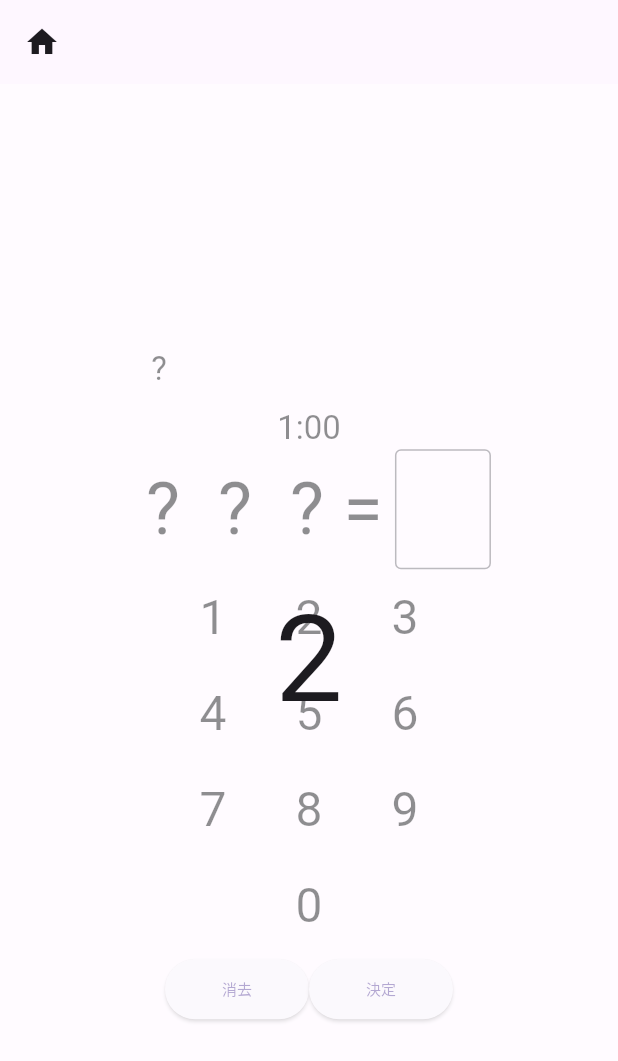
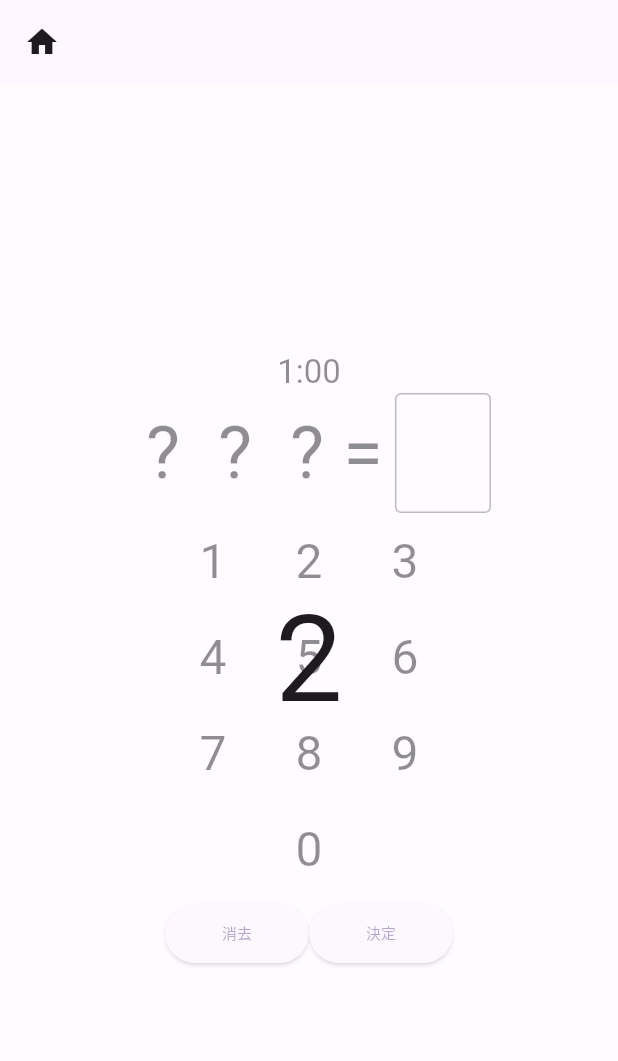
Before and after one commit to kenta-wakasa/cft, a Flutter app: the PersistenceAttentionPage screen opened by its route, after a tap on "スタート", on a phone screen of 412 x 824 dp. Shown: the top 1061 px of the screen. Run offline on Flutter 3.47's test engine with Material 3 defaults, Android fonts, the phone set to English and light mode, and no system bars; our stand-ins replace cloud_firestore, firebase_auth, firebase_core, flutter_riverpod, freezed_annotation, gap and 4 more; missing offline and left inert: arrow_path, dart:html; accounts and stored records are empty; generated files the repository leaves out were written again.

Commit message:
微調整

```diff
--- a/lib/immediate_memory/immediate_memory_problem.dart
+++ b/lib/immediate_memory/immediate_memory_problem.dart
@@ -22,7 +22,7 @@ class ImmediateMemoryProblem with _$ImmediateMemoryProblem {
 
   factory ImmediateMemoryProblem.generate() {
     final randomNumbers = <String>[];
-    for (var length = 4; length <= 8; length++) {
+    for (var length = 4; length <= 7; length++) {
       randomNumbers.addAll([
         List.generate(length, (index) {
           return random.nextInt(10).toString();
--- a/lib/persistence_attention/persistence_attention_page.dart
+++ b/lib/persistence_attention/persistence_attention_page.dart
@@ -99,46 +99,46 @@ class _PersistenceAttentionPageState
                     children: [
                       /// Tableで不正解、正回数、正答率を表示
 
-                      Row(
-                        mainAxisAlignment: MainAxisAlignment.spaceBetween,
-                        children: [
-                          Text(
-                            '不正解:',
-                            style: Theme.of(context).textTheme.bodyLarge,
-                          ),
-                          Text(
-                            '${state.problems.where((e) => e.userAnswer != null).where((e) => !e.isCorrect).length}',
-                            style: Theme.of(context).textTheme.bodyLarge,
-                          ),
-                        ],
-                      ),
-                      Row(
-                        mainAxisAlignment: MainAxisAlignment.spaceBetween,
-                        children: [
-                          Text(
-                            '正解: ',
-                            style: Theme.of(context).textTheme.bodyLarge,
-                          ),
-                          Text(
-                            '${state.problems.where((e) => e.userAnswer != null).where((e) => e.isCorrect).length}',
-                            style: Theme.of(context).textTheme.bodyLarge,
-                          ),
-                        ],
-                      ),
-                      Row(
-                        mainAxisAlignment: MainAxisAlignment.spaceBetween,
-                        children: [
-                          Text(
-                            '正答率:',
-                            style: Theme.of(context).textTheme.bodyLarge,
-                          ),
-                          Text(
-                            '${(state.problems.where((e) => e.userAnswer != null).where((e) => e.isCorrect).length / state.problems.where((e) => e.userAnswer != null).length * 1000).round() * 0.1}%',
-                            style: Theme.of(context).textTheme.bodyLarge,
-                          ),
-                        ],
-                      ),
-                      const Gap(32),
+                      // Row(
+                      //   mainAxisAlignment: MainAxisAlignment.spaceBetween,
+                      //   children: [
+                      //     Text(
+                      //       '不正解:',
+                      //       style: Theme.of(context).textTheme.bodyLarge,
+                      //     ),
+                      //     Text(
+                      //       '${state.problems.where((e) => e.userAnswer != null).where((e) => !e.isCorrect).length}',
+                      //       style: Theme.of(context).textTheme.bodyLarge,
+                      //     ),
+                      //   ],
+                      // ),
+                      // Row(
+                      //   mainAxisAlignment: MainAxisAlignment.spaceBetween,
+                      //   children: [
+                      //     Text(
+                      //       '正解: ',
+                      //       style: Theme.of(context).textTheme.bodyLarge,
+                      //     ),
+                      //     Text(
+                      //       '${state.problems.where((e) => e.userAnswer != null).where((e) => e.isCorrect).length}',
+                      //       style: Theme.of(context).textTheme.bodyLarge,
+                      //     ),
+                      //   ],
+                      // ),
+                      // Row(
+                      //   mainAxisAlignment: MainAxisAlignment.spaceBetween,
+                      //   children: [
+                      //     Text(
+                      //       '正答率:',
+                      //       style: Theme.of(context).textTheme.bodyLarge,
+                      //     ),
+                      //     Text(
+                      //       '${(state.problems.where((e) => e.userAnswer != null).where((e) => e.isCorrect).length / state.problems.where((e) => e.userAnswer != null).length * 1000).round() * 0.1}%',
+                      //       style: Theme.of(context).textTheme.bodyLarge,
+                      //     ),
+                      //   ],
+                      // ),
+                      // const Gap(32),
 
                       if (widget.nextPath == null)
                         Center(
@@ -198,37 +198,37 @@ class _PlayingWidgetState extends ConsumerState<PlayingWidget> {
         child: Column(
           children: [
             /// 回答の列挙
-            SizedBox(
-              height: 75,
-              width: 250,
-              child: SingleChildScrollView(
-                reverse: true,
-                child: Wrap(
-                  children: [
-                    for (final problem in state.problems)
-                      SizedBox(
-                        width: 50,
-                        height: 50,
-                        child: Stack(
-                          alignment: Alignment.center,
-                          children: [
-                            if (problem.userAnswer != null)
-                              Text('${problem.userAnswer}'),
-                            Text(
-                              problem.userAnswer == null
-                                  ? '?'
-                                  : problem.userAnswer == problem.answer
-                                      ? '○'
-                                      : '×',
-                              style: Theme.of(context).textTheme.titleLarge,
-                            ),
-                          ],
-                        ),
-                      ),
-                  ],
-                ),
-              ),
-            ),
+            // SizedBox(
+            //   height: 75,
+            //   width: 250,
+            //   child: SingleChildScrollView(
+            //     reverse: true,
+            //     child: Wrap(
+            //       children: [
+            //         for (final problem in state.problems)
+            //           SizedBox(
+            //             width: 50,
+            //             height: 50,
+            //             child: Stack(
+            //               alignment: Alignment.center,
+            //               children: [
+            //                 if (problem.userAnswer != null)
+            //                   Text('${problem.userAnswer}'),
+            //                 Text(
+            //                   problem.userAnswer == null
+            //                       ? '?'
+            //                       : problem.userAnswer == problem.answer
+            //                           ? '○'
+            //                           : '×',
+            //                   style: Theme.of(context).textTheme.titleLarge,
+            //                 ),
+            //               ],
+            //             ),
+            //           ),
+            //       ],
+            //     ),
+            //   ),
+            // ),
 
             /// タイマー
             if (state.isPlaying)
@@ -332,7 +332,7 @@ class _TimerWidgetState extends ConsumerState<TimerWidget> {
       final state = ref.read(persistenceAttentionNotifierProvider);
       final now = DateTime.now();
       elapsed = (state.startedAt ?? now)
-          .add(const Duration(seconds: 3))
+          .add(const Duration(seconds: 60))
           .difference(now);
       if (elapsed.isNegative) {
         ref.read(persistenceAttentionNotifierProvider.notifier).timeUp();
--- a/lib/recent_memory/recent_memory_ans_page.dart
+++ b/lib/recent_memory/recent_memory_ans_page.dart
@@ -27,7 +27,6 @@ class _RecentMemoryPageState extends ConsumerState<RecentMemoryAnsPage> {
 
   @override
   void initState() {
-    // TODO: implement initState
     super.initState();
     for (final controller in controllers) {
       controller.addListener(() {
@@ -70,7 +69,8 @@ class _RecentMemoryPageState extends ConsumerState<RecentMemoryAnsPage> {
                   onPressed: controllers
                           .any((controller) => controller.text.isEmpty)
                       ? null
-                      : () {
+                      : () async {
+                          try {
                             ref.read(recentMemoryProvider.notifier).state =
                                 ref.read(recentMemoryProvider)?.copyWith(
                                       finishedAt: DateTime.now(),
@@ -82,11 +82,14 @@ class _RecentMemoryPageState extends ConsumerState<RecentMemoryAnsPage> {
                             final recentMemoryLog =
                                 ref.read(recentMemoryProvider);
 
-                          FirebaseFirestore.instance
+                            await FirebaseFirestore.instance
                                 .collection('recent_memory_log')
                                 .add(recentMemoryLog!.toJson());
-
+                          } finally {
+                            if (context.mounted) {
                               context.go(HomePage.path);
+                            }
+                          }
                         },
                   child: const Text('決定'),
                 ),
--- a/lib/recent_memory/recent_memory_page.dart
+++ b/lib/recent_memory/recent_memory_page.dart
@@ -2,7 +2,6 @@ import 'package:cft/common/common_app_bar.dart';
 import 'package:cft/home/home_page.dart';
 import 'package:cft/immediate_memory/immediate_memory_page.dart';
 import 'package:cft/recent_memory/recent_memory_log.dart';
-import 'package:cft/select_attention/select_attention_page.dart';
 import 'package:firebase_auth/firebase_auth.dart';
 import 'package:flutter/material.dart';
 import 'package:flutter_riverpod/flutter_riverpod.dart';
@@ -91,7 +90,8 @@ class _RecentMemoryPageState extends ConsumerState<RecentMemoryPage> {
                                 context.go(HomePage.path);
                               } else {
                                 context.go(
-                                    '${widget.nextPath!}?nextPath=${ImmediateMemoryPage.path}');
+                                  '${widget.nextPath!}?nextPath=${ImmediateMemoryPage.path}',
+                                );
                               }
                             },
                   child: const Text('決定'),
```
Also changed, not shown: 1 other file. Lines whose indentation alone changed are shown as unchanged.
